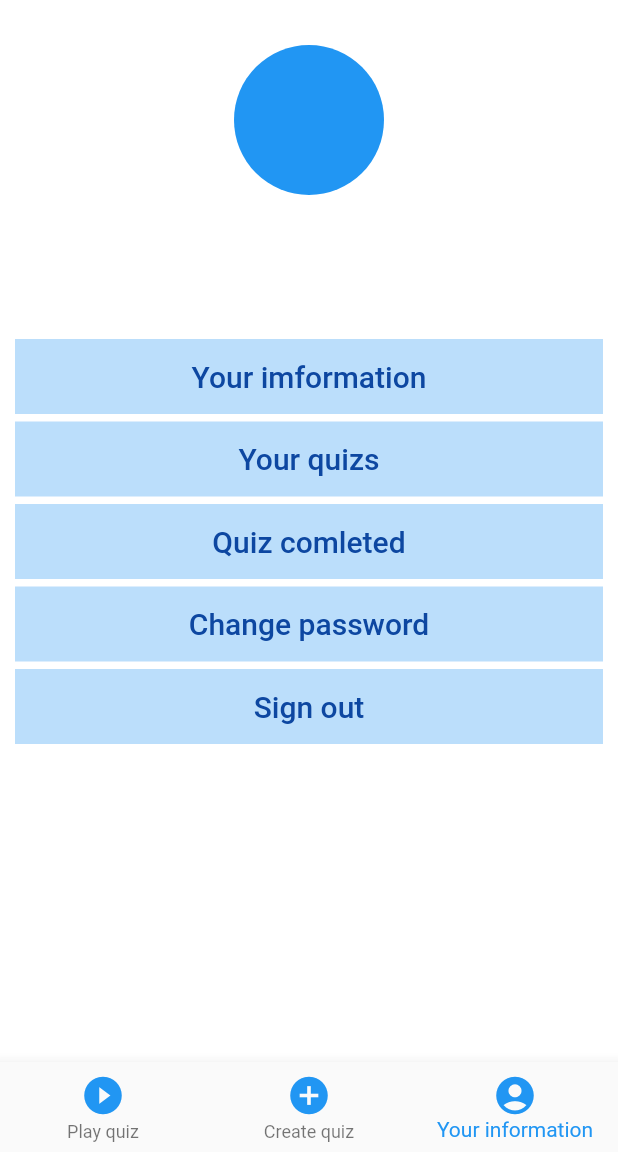
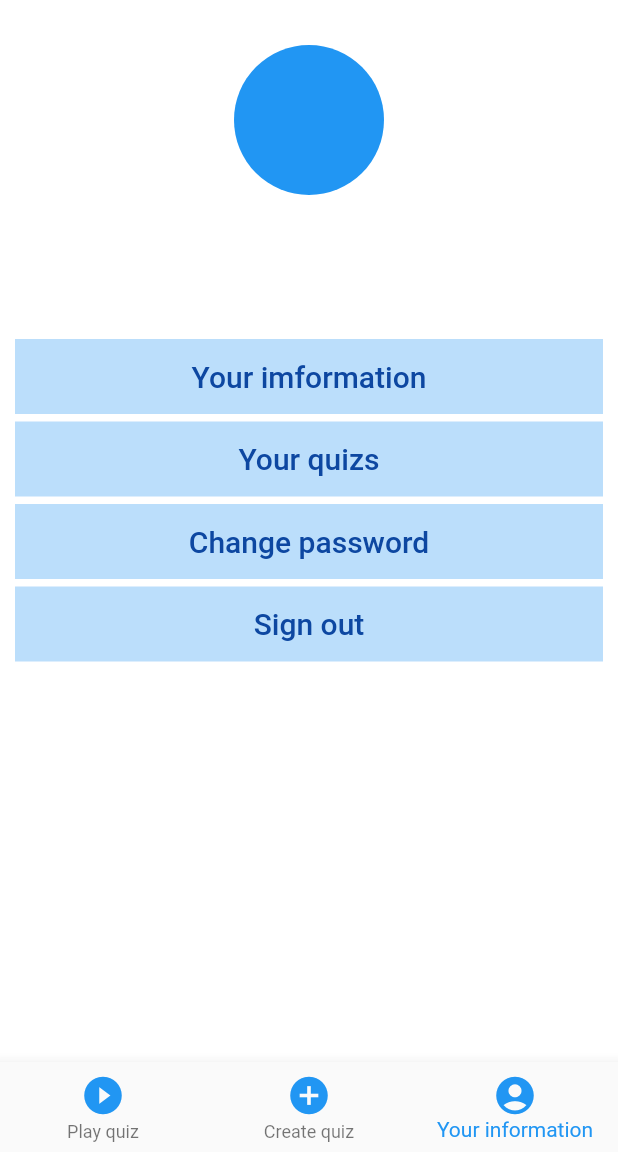
Before and after one commit to Phuc-HuynhTrong/quiz_maker, a Flutter app: the Home screen opened directly, item 3 of the bottom bar chosen, on a phone screen of 412 x 824 dp, the part 84-1236 px from its top. Run offline on Flutter 3.47's test engine with Material 2 defaults, Android fonts, the phone set to English and light mode, and no system bars; our stand-ins replace cloud_firestore, firebase_auth, firebase_core, firebase_storage, get, image_picker; accounts and stored records are empty.

```diff
--- a/lib/screens/account/accountscreen.dart
+++ b/lib/screens/account/accountscreen.dart
@@ -1,4 +1,5 @@
 import 'package:flutter/material.dart';
+import 'package:quiz_maker/screens/account/quizsofuser.dart';
 import 'package:quiz_maker/screens/athentication/signin.dart';
 import 'package:quiz_maker/services/auth.dart';
 import 'package:firebase_auth/firebase_auth.dart';
@@ -43,7 +44,7 @@ class _AccountScreenState extends State<AccountScreen> {
                   mainAxisAlignment: MainAxisAlignment.center,
                   children: [
                     Text(
-                      user != null ?user.displayName.toString(): "",
+                      user != null ? user.displayName.toString() : "",
                       style: TextStyle(color: Colors.black, fontSize: 20),
                     )
                   ],
@@ -57,7 +58,7 @@ class _AccountScreenState extends State<AccountScreen> {
                   mainAxisAlignment: MainAxisAlignment.center,
                   children: [
                     Text(
-                      user != null ?user.email.toString():'your email',
+                      user != null ? user.email.toString() : 'your email',
                       style: TextStyle(color: Colors.black, fontSize: 20),
                     )
                   ],
@@ -86,23 +87,14 @@ class _AccountScreenState extends State<AccountScreen> {
                   height: 50,
                   width: double.infinity,
                   child: TextButton(
-                      onPressed: () {},
+                      onPressed: () {
+                        Navigator.push(
+                            context,
+                            MaterialPageRoute(
+                                builder: (context) => QuizOfUser()));
+                      },
                       child: Text(
                         'Your quizs',
-                        style: TextStyle(color: Colors.blue[900], fontSize: 20),
-                      ))),
-              SizedBox(
-                height: 5,
-              ),
-              Container(
-                  color: Colors.blue[100],
-                  margin: EdgeInsets.symmetric(horizontal: 10),
-                  height: 50,
-                  width: double.infinity,
-                  child: TextButton(
-                      onPressed: () {},
-                      child: Text(
-                        'Quiz comleted',
                         style: TextStyle(color: Colors.blue[900], fontSize: 20),
                       ))),
               SizedBox(
@@ -129,11 +121,12 @@ class _AccountScreenState extends State<AccountScreen> {
                   width: double.infinity,
                   child: TextButton(
                       onPressed: () async {
-                        await  _authService.signout();
-                        Navigator.pushReplacement(context,
-                          MaterialPageRoute (
-                            builder: (BuildContext context) => const SignInScreen()
-                          ),
+                        await _authService.signout();
+                        Navigator.pushReplacement(
+                          context,
+                          MaterialPageRoute(
+                              builder: (BuildContext context) =>
+                                  const SignInScreen()),
                         );
                       },
                       child: Text(
```
Also changed, not shown: lib/screens/PLayQuiz/entercodeandplay.dart (+8 -1 lines), lib/screens/account/quizsofuser.dart (+30 -18 lines), lib/screens/account/userinformation.dart (added, +11 -0 lines).
